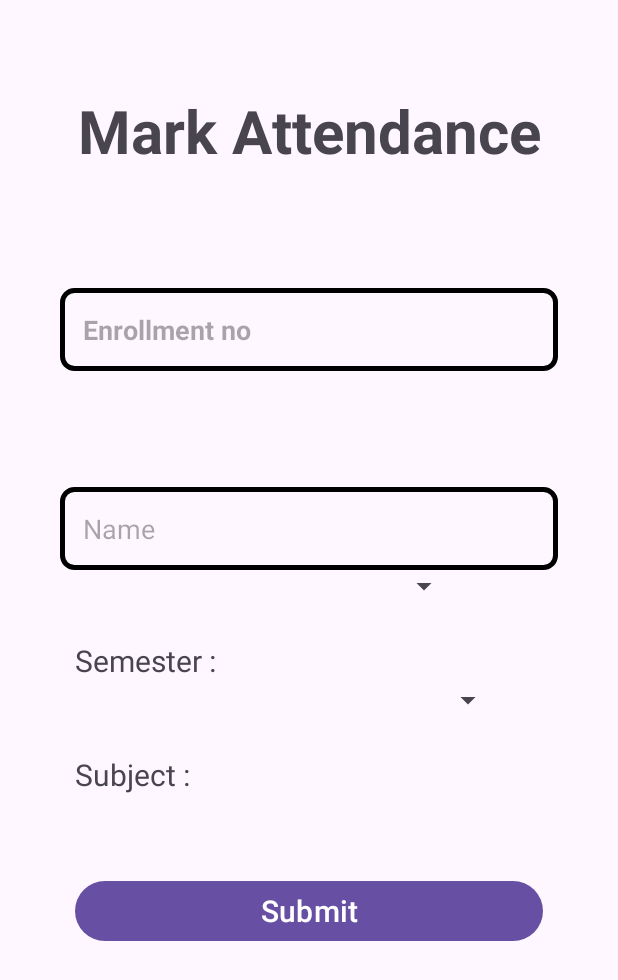
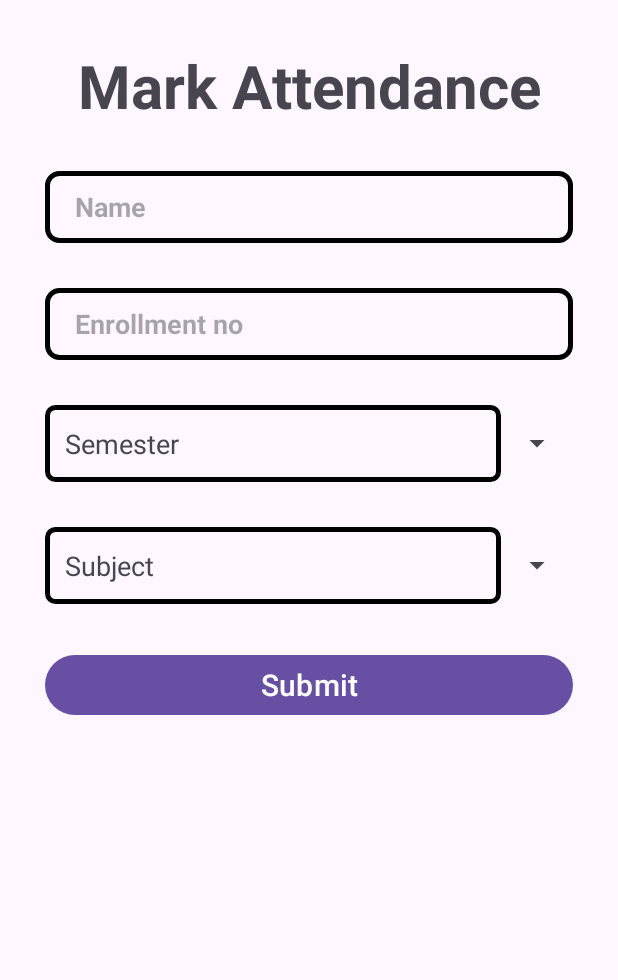
Before and after one commit to ShivkaranYadav/AttendenceManagement, an Android app: the Dashboad screen opened directly, with no data from a screen before it, after a tap on "Attendance", on a phone screen of 412 x 824 dp. Shown: the top 980 px of the screen. Run offline under Robolectric (Android 15) with nearby library versions, the phone set to English and light mode, and no system bars; our stand-ins replace Firebase (no records; nobody signed in at launch, a user with empty details on screens opened directly).

Commit message:
little changes

```diff
--- a/app/src/main/java/com/example/anew/Dashboad.java
+++ b/app/src/main/java/com/example/anew/Dashboad.java
@@ -86,7 +86,6 @@ public class Dashboad extends AppCompatActivity {
             @Override
             public void onClick(View view) {
                 startActivity(new Intent(getApplicationContext(),MarkAttendance.class));
-                finish();
             }
         });
 
@@ -101,19 +100,18 @@ public class Dashboad extends AppCompatActivity {
             }
         });
 
-
          user = FirebaseAuth.getInstance().getCurrentUser();
-         reference= FirebaseDatabase.getInstance().getReference( "Student");
+         reference= FirebaseDatabase.getInstance().getReference( "Student/MCA");
          Userid=user.getUid();
-         final TextView get =(TextView) findViewById(R.id.Retrive_name);
-         reference.child(Userid).addListenerForSingleValueEvent(new ValueEventListener() {
+         final TextView get =(TextView) findViewById(R.id.name);
+         reference.child(Userid).addValueEventListener(new ValueEventListener() {
              @Override
              public void onDataChange(@NonNull DataSnapshot snapshot) {
-                 student stud=snapshot.getValue(student.class);
+                 student userName = snapshot.getValue(student.class);
 
-                 if(stud != null){
-                     String fullName =stud.fullName;
-                     get.setText("Name : " + fullName);
+                 if(userName != null){
+                     String fullName = userName.fullName;
+                     get.append(fullName);
                  }
              }
 
--- a/app/src/main/java/com/example/anew/MarkAttendance.java
+++ b/app/src/main/java/com/example/anew/MarkAttendance.java
@@ -3,12 +3,108 @@ package com.example.anew;
 import androidx.appcompat.app.AppCompatActivity;
 
 import android.os.Bundle;
+import android.view.View;
+import android.widget.AdapterView;
+import android.widget.ArrayAdapter;
+import android.widget.Button;
+import android.widget.Spinner;
+import android.widget.TextView;
 
 public class MarkAttendance extends AppCompatActivity {
 
+    Spinner semSpinner, subSpinner;
+    ArrayAdapter<CharSequence> adapter1, adapter2;
+    String selectedSem, selectedSub;
+    TextView semError;
+    Button submit;
+
     @Override
-    protected void onCreate(Bundle savedInstanceState) {
+    protected void onCreate(Bundle savedInstanceState)
+    {
         super.onCreate(savedInstanceState);
         setContentView(R.layout.activity_mark_attendance);
+
+        // first spinner
+        semSpinner = (Spinner) findViewById(R.id.spinner1);
+
+        adapter1 = ArrayAdapter.createFromResource(this, R.array.sem, R.layout.spinner_layout);
+
+        adapter1.setDropDownViewResource(android.R.layout.simple_spinner_dropdown_item);
+
+        semSpinner.setAdapter(adapter1);
+
+        semError = findViewById(R.id.errorSem);
+        submit = findViewById(R.id.submit);
+
+        submit.setOnClickListener(new View.OnClickListener() {
+            @Override
+            public void onClick(View view)
+            {
+                // showing error message if user doesn't select semester
+                if(selectedSem.equals("Semester"))
+                {
+                    semError.setError("Required!");
+                    semError.requestFocus();
+                }
+                else{
+                    semError.setError(null);
+                }
+            }
+        });
+
+        // when sem spinner will be selected
+        semSpinner.setOnItemSelectedListener(new AdapterView.OnItemSelectedListener() {
+            @Override
+            public void onItemSelected(AdapterView<?> adapterView, View view, int i, long l) {
+
+                // get subject spinner
+                subSpinner = (Spinner) findViewById(R.id.spinner2);
+
+                // obtain selected semester
+                selectedSem = semSpinner.getSelectedItem().toString();
+
+                int parent = adapterView.getId();
+                if (parent == R.id.spinner1)
+                {
+                    switch(selectedSem)
+                    {
+                        case "Semester": adapter2 = ArrayAdapter.createFromResource(adapterView.getContext(), R.array.no_sem_sel, R.layout.spinner_layout);
+                            break;
+                        case "1": adapter2 = ArrayAdapter.createFromResource(adapterView.getContext(), R.array.sub_sem_1, R.layout.spinner_layout);
+                            break;
+
+                        case "2": adapter2 = ArrayAdapter.createFromResource(adapterView.getContext(), R.array.sub_sem_2, R.layout.spinner_layout);
+                            break;
+
+                        case "3": adapter2 = ArrayAdapter.createFromResource(adapterView.getContext(), R.array.sub_sem_3, R.layout.spinner_layout);
+                            break;
+                        default: break;
+                    }
+                    adapter2.setDropDownViewResource(android.R.layout.simple_spinner_dropdown_item);
+                    subSpinner.setAdapter(adapter2);
+
+                    subSpinner.setOnItemSelectedListener(new AdapterView.OnItemSelectedListener() {
+                        @Override
+                        public void onItemSelected(AdapterView<?> adapterView, View view, int i, long l) {
+                            selectedSub = subSpinner.getSelectedItem().toString();
+                        }
+
+                        @Override
+                        public void onNothingSelected(AdapterView<?> adapterView) {
+
+                        }
+                    });
+                }
+
+            }
+
+            @Override
+            public void onNothingSelected(AdapterView<?> adapterView) {
+
+            }
+        });
+
+
+
     }
 }
--- a/app/src/main/java/com/example/anew/login.java
+++ b/app/src/main/java/com/example/anew/login.java
@@ -51,7 +51,6 @@ public class login extends AppCompatActivity
             @Override
             public void onClick(View v) {
                 startActivity(new Intent(getApplicationContext(),MainActivity.class));
-                finish();
             }
         });
 
--- /dev/null
+++ b/app/src/main/res/drawable/border.xml
@@ -0,0 +1,5 @@
+<?xml version="1.0" encoding="utf-8"?>
+<shape xmlns:android="http://schemas.android.com/apk/res/android">
+    <stroke android:width="3dp" android:color="@color/black"/>
+    <corners android:radius="5dp"/>
+</shape>
--- a/app/src/main/res/layout/activity_mark_attendance.xml
+++ b/app/src/main/res/layout/activity_mark_attendance.xml
@@ -1,126 +1,90 @@
 <?xml version="1.0" encoding="utf-8"?>
-<androidx.constraintlayout.widget.ConstraintLayout xmlns:android="http://schemas.android.com/apk/res/android"
+<LinearLayout xmlns:android="http://schemas.android.com/apk/res/android"
     xmlns:app="http://schemas.android.com/apk/res-auto"
     xmlns:tools="http://schemas.android.com/tools"
     android:layout_width="match_parent"
     android:layout_height="match_parent"
+    android:orientation="vertical"
     tools:context=".MarkAttendance">
+
 
     <TextView
         android:id="@+id/Heading"
         android:layout_width="match_parent"
         android:layout_height="wrap_content"
-        android:layout_marginVertical="60sp"
-        android:layout_marginTop="70dp"
         android:gravity="center_horizontal"
         android:text="Mark Attendance"
+        android:layout_marginTop="30sp"
         android:textSize="40sp"
         android:textStyle="bold"
-        app:layout_constraintEnd_toEndOf="parent"
-        app:layout_constraintHorizontal_bias="0.0"
-        app:layout_constraintStart_toStartOf="parent"
-        app:layout_constraintTop_toTopOf="parent" />
+        />
 
     <EditText
         android:id="@+id/name"
         android:layout_width="match_parent"
         android:layout_height="wrap_content"
-        android:layout_marginHorizontal="40sp"
-        android:layout_marginBottom="444dp"
+        android:layout_marginHorizontal="30sp"
+        android:layout_marginVertical="30sp"
+        android:paddingHorizontal="20sp"
+        android:textStyle="bold"
         android:background="@drawable/edittextstyle"
         android:hint="Name"
         android:minHeight="48dp"
-        android:padding="15dp"
-        app:layout_constraintBottom_toBottomOf="parent"
-        app:layout_constraintEnd_toEndOf="parent"
-        app:layout_constraintStart_toStartOf="parent" />
+        />
 
     <EditText
         android:id="@+id/enrollment"
         android:layout_width="match_parent"
         android:layout_height="wrap_content"
-        android:layout_marginHorizontal="40sp"
+        android:layout_marginHorizontal="30sp"
+        android:paddingHorizontal="20sp"
         android:background="@drawable/edittextstyle"
         android:hint="Enrollment no"
+        android:layout_marginBottom="30dp"
         android:minHeight="48dp"
-        android:padding="15dp"
         android:textStyle="bold"
-        app:layout_constraintBottom_toTopOf="@+id/name"
-        app:layout_constraintEnd_toEndOf="parent"
-        app:layout_constraintStart_toStartOf="parent"
-        app:layout_constraintTop_toBottomOf="@+id/Heading" />
+        />
 
+    <LinearLayout
+        android:layout_width="match_parent"
+        android:layout_height="wrap_content"
+        android:orientation="horizontal"
+        >
+
+    <Spinner
+        android:id="@+id/spinner1"
+        android:layout_width="match_parent"
+        android:layout_height="wrap_content"
+        android:minHeight="48dp"
+        android:layout_marginHorizontal="30dp"
+        android:layout_marginBottom="30dp"
+        />
     <TextView
-        android:id="@+id/sem"
+        android:id="@+id/errorSem"
         android:layout_width="wrap_content"
         android:layout_height="wrap_content"
-        android:text="Semester : "
-        android:textSize="20sp"
-        app:layout_constraintBottom_toBottomOf="parent"
-        app:layout_constraintEnd_toEndOf="parent"
-        app:layout_constraintHorizontal_bias="0.16"
-        app:layout_constraintStart_toStartOf="parent"
-        app:layout_constraintTop_toBottomOf="@+id/name"
-        app:layout_constraintVertical_bias="0.112" />
+        android:focusable="true"
+        android:focusableInTouchMode="true"
+        />
+
+    </LinearLayout>
 
     <Spinner
-        android:layout_width="wrap_content"
+        android:id="@+id/spinner2"
+        android:layout_width="match_parent"
         android:layout_height="wrap_content"
-        android:layout_marginHorizontal="40sp"
-        android:layout_marginTop="24dp"
-        android:prompt="@string/semesterDropdown"
-        android:dropDownWidth="wrap_content"
         android:minHeight="48dp"
-        app:layout_constraintBottom_toBottomOf="parent"
-        app:layout_constraintEnd_toEndOf="parent"
-        app:layout_constraintHorizontal_bias="0.517"
-        app:layout_constraintStart_toEndOf="@+id/sem"
-        app:layout_constraintTop_toTopOf="parent"
-        app:layout_constraintVertical_bias="0.456"
+        android:layout_marginHorizontal="30dp"
+        android:layout_marginBottom="30dp"
+
         />
-
-    <TextView
-        android:id="@+id/subject"
-        android:layout_width="wrap_content"
-        android:layout_height="wrap_content"
-        android:text="Subject : "
-        android:textSize="20sp"
-        app:layout_constraintBottom_toBottomOf="parent"
-        app:layout_constraintEnd_toEndOf="parent"
-
-        app:layout_constraintHorizontal_bias="0.151"
-        app:layout_constraintStart_toStartOf="parent"
-        app:layout_constraintTop_toBottomOf="@+id/name"
-        app:layout_constraintVertical_bias="0.295" />
-
-    <Spinner
-        android:layout_width="wrap_content"
-        android:layout_height="wrap_content"
-        android:layout_marginHorizontal="40sp"
-        android:layout_marginTop="140dp"
-        android:layout_marginEnd="64dp"
-        android:prompt="@string/subjectDropdown"
-        android:dropDownWidth="wrap_content"
-        android:minHeight="48dp"
-        app:layout_constraintBottom_toBottomOf="parent"
-        app:layout_constraintEnd_toEndOf="parent"
-        app:layout_constraintHorizontal_bias="0.927"
-        app:layout_constraintStart_toEndOf="@+id/subject"
-        app:layout_constraintTop_toTopOf="parent"
-        app:layout_constraintVertical_bias="0.476" />
-
     <Button
         android:id="@+id/submit"
         android:layout_width="match_parent"
         android:layout_height="wrap_content"
-        android:layout_marginHorizontal="50dp"
         android:text="Submit"
         android:textSize="20sp"
-        app:layout_constraintBottom_toBottomOf="parent"
-        app:layout_constraintEnd_toEndOf="parent"
-        app:layout_constraintHorizontal_bias="0.505"
-        app:layout_constraintStart_toStartOf="parent"
-        app:layout_constraintTop_toTopOf="parent"
-        app:layout_constraintVertical_bias="0.752" />
+        android:layout_marginHorizontal="30dp"
+        />
 
-</androidx.constraintlayout.widget.ConstraintLayout>
+</LinearLayout>
--- /dev/null
+++ b/app/src/main/res/layout/spinner_layout.xml
@@ -0,0 +1,8 @@
+<?xml version="1.0" encoding="utf-8"?>
+<TextView xmlns:android="http://schemas.android.com/apk/res/android"
+    android:layout_width="match_parent"
+    android:layout_height="wrap_content"
+    android:textSize="18dp"
+    android:padding="13dp"
+    android:background="@drawable/border"
+    />
--- a/app/src/main/res/values/strings.xml
+++ b/app/src/main/res/values/strings.xml
@@ -46,21 +46,53 @@
     <string name="title_activity_dashbord">Dashbord</string>
     <string name="login">Login?</string>
 
+    <string name="courseSpinner">Course</string>
+    <string-array name="course">
+        <item>Course</item>
+        <item>BCA</item>
+        <item>MCA</item>
+        <item>BBA</item>
+        <item>MBA</item>
+    </string-array>
+
     <string name="semesterDropdown">SemDrop</string>
     <string-array name="sem">
+
+        <item>Semester</item>
         <item>1</item>
         <item>2</item>
         <item>3</item>
-        <item>4</item>
+    </string-array>
+
+    <string-array name="no_sem_sel">
+        <item>Subject</item>
     </string-array>
 
     <string name="subjectDropdown">SubDrop</string>
-    <string-array name="sub">
+    <string-array name="sub_sem_1">
         <item>Maths</item>
         <item>Java</item>
         <item>C</item>
         <item>PHP</item>
         <item>RDBMS</item>
+        <item>Basic computer concepts</item>
+    </string-array>
 
+    <string-array name="sub_sem_2">
+        <item>Python</item>
+        <item>Data structures</item>
+        <item>Big data tools</item>
+        <item>Android</item>
+        <item>Computer networks</item>
+        <item>Software project-1</item>
+    </string-array>
+
+    <string-array name="sub_sem_3">
+        <item>Design and analysis of algorithms</item>
+        <item>Machine learning</item>
+        <item>Software engineering</item>
+        <item>Software project-2</item>
+        <item>Cloud computing</item>
+        <item>IOT</item>
     </string-array>
 </resources>
```
Also changed, not shown: app/src/main/java/com/example/anew/MainActivity.java (+43 -18 lines), app/src/main/java/com/example/anew/student.java (+7 -13 lines), app/src/main/res/layout/activity_dashboad.xml (+10 -8 lines), app/src/main/res/layout/activity_main.xml (+23 -5 lines).
